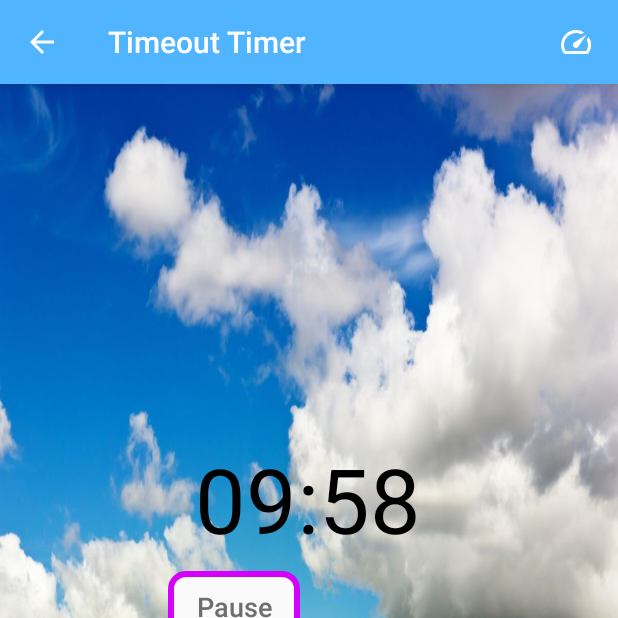
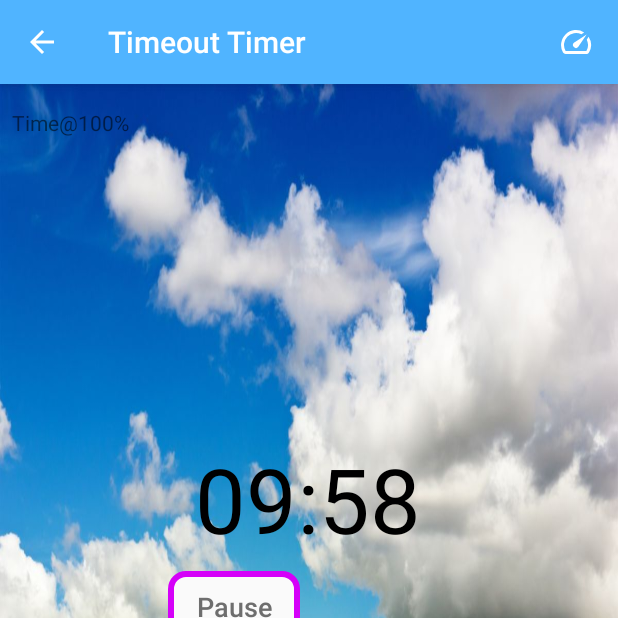
Before and after one commit to trevorbonas/Practical-Parent, an Android app: the TimerActivity screen opened directly, with no data from a screen before it, after a tap on "Start", on a phone screen of 412 x 824 dp, the top half of it. Run offline under Robolectric (Android 15) with nearby library versions, the phone set to English and light mode, and no system bars; Roboto replaces fonts that are not available here.

Commit message:
Change subtle timer speed text

```diff
--- a/app/src/main/java/com/raspberry/practicalparent/UI/TimerActivity.java
+++ b/app/src/main/java/com/raspberry/practicalparent/UI/TimerActivity.java
@@ -103,6 +103,8 @@ public class TimerActivity extends AppCompatActivity {
                         mSpeedFactor = defaultSpeed;
                         saveSpeedFactor();
                         startTimer(mSpeedFactor);
+                        TextView speedPercent = findViewById(R.id.tvTimerSpeed);
+                        speedPercent.setText(getString(R.string.timer_percent_speed_subtle, 100));
                         showCalmImage();
                     }
             }
@@ -404,7 +406,7 @@ public class TimerActivity extends AppCompatActivity {
             Toast.makeText(this, getString(R.string.timer_percent_speed, speed), Toast.LENGTH_SHORT).show();
             saveSpeedFactor();
             changeTimerSpeed(mSpeedFactor);
-            speedPercent.setText(getString(R.string.timer_percent_speed, speed));
+            speedPercent.setText(getString(R.string.timer_percent_speed_subtle, speed));
             return true;
         } else {
             Toast.makeText(this, getString(R.string.please_start_timer_first), Toast.LENGTH_SHORT).show();
--- a/app/src/main/res/layout/activity_timer.xml
+++ b/app/src/main/res/layout/activity_timer.xml
@@ -11,10 +11,8 @@
         android:id="@+id/tvTimerSpeed"
         android:layout_width="wrap_content"
         android:layout_height="wrap_content"
-        android:layout_marginStart="17dp"
+        android:layout_marginStart="8dp"
         android:layout_marginTop="16dp"
-        android:layout_marginEnd="384dp"
-        app:layout_constraintEnd_toEndOf="parent"
         app:layout_constraintStart_toStartOf="parent"
         app:layout_constraintTop_toTopOf="parent" />
 
--- a/app/src/main/res/values/strings.xml
+++ b/app/src/main/res/values/strings.xml
@@ -115,6 +115,7 @@
     <string name="showing_childs_flip_toast">Now showing child\'s flips</string>
     <string name="shared_preferences_speed_factor">speedFactor</string>
     <string name="timer_percent_speed">%d%%</string>
+    <string name="timer_percent_speed_subtle">Time@%d%%</string>
 
     <string name="please_start_timer_first">Please start timer first!</string>
 
```
